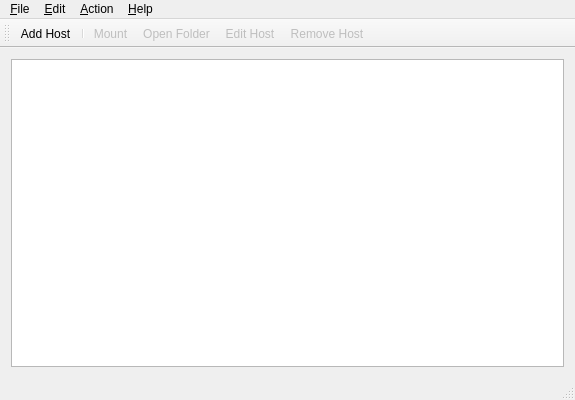
First picture: the form in mainwindow.ui, repository Skycoder42/qsshfs, before the edit.
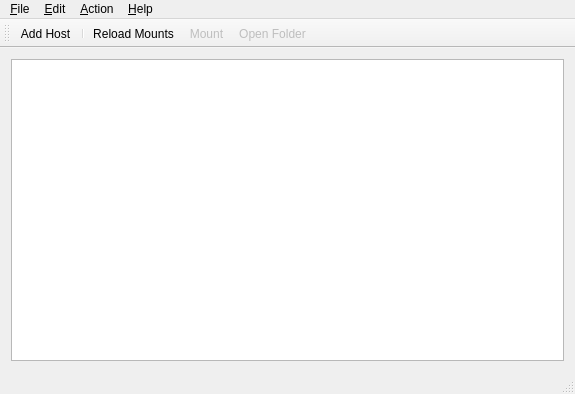
Second picture: the form after the edit. Icons and pictures are not drawn.

Commit message: added reload state support

What changed in the file:
```diff
--- a/mainwindow.ui
+++ b/mainwindow.ui
@@ -7,7 +7,7 @@
     <x>0</x>
     <y>0</y>
     <width>575</width>
-    <height>400</height>
+    <height>394</height>
    </rect>
   </property>
   <property name="toolButtonStyle">
@@ -98,10 +98,9 @@
    </attribute>
    <addaction name="actionAdd_Host"/>
    <addaction name="separator"/>
+   <addaction name="action_Reload_Mounts"/>
    <addaction name="actionMount"/>
    <addaction name="actionOpen_Folder"/>
-   <addaction name="actionEdit_Host"/>
-   <addaction name="actionRemove_Host"/>
   </widget>
   <widget class="QStatusBar" name="statusBar"/>
   <action name="actionExit">
@@ -230,6 +229,14 @@
     <string>About &amp;Qt</string>
    </property>
   </action>
+  <action name="action_Reload_Mounts">
+   <property name="icon">
+    <iconset theme="view-refresh"/>
+   </property>
+   <property name="text">
+    <string>&amp;Reload Mounts</string>
+   </property>
+  </action>
  </widget>
  <layoutdefault spacing="6" margin="11"/>
  <resources/>
```
Left out of the diff: 2 changed lines with no effect on the pictures. The commit also changes 5 other files.
